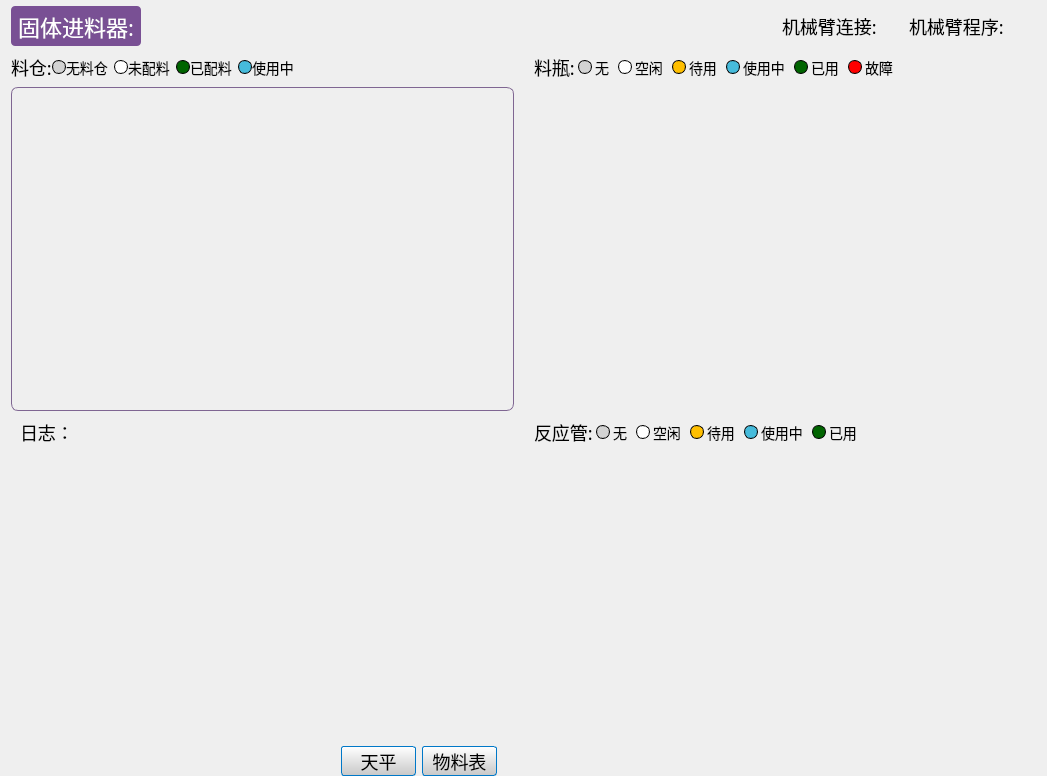
The window that materialFeeder/MaterialStore.ui (shukcs/HS_1103) describes before a commit, drawn with Qt 5.
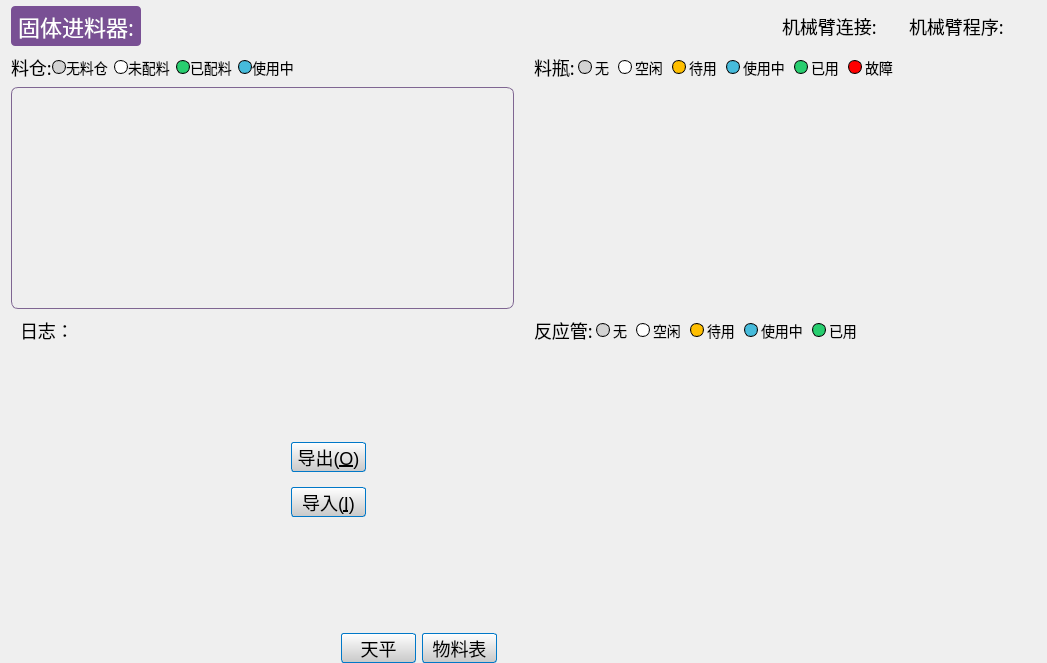
The same window after the commit. The open tabs and pages were chosen to show the change. Icons and pictures are not drawn. Custom widgets are drawn as their Qt base class.

Commit message: 1.修改编程界面 2.日志倒入导出 3.进料恢复功能 4.运行程序界面

The edit to the form file:
```diff
--- a/materialFeeder/MaterialStore.ui
+++ b/materialFeeder/MaterialStore.ui
@@ -7,7 +7,7 @@
     <x>0</x>
     <y>0</y>
     <width>1047</width>
-    <height>776</height>
+    <height>663</height>
    </rect>
   </property>
   <property name="minimumSize">
@@ -113,7 +113,7 @@
 QLabel#lb_ok, #lb_used2, #lb_used3 {
     border: 1px  solid black;
 	border-radius: 7px; 
-    background-color: darkgreen; 
+    background-color: #28ce6f; 
 	padding: 1px;
 }
 QLabel#lb_wait2, #lb_wait3 {
@@ -1483,19 +1483,87 @@
         </layout>
        </item>
        <item>
-        <layout class="QVBoxLayout" name="verticalLayout_7">
+        <layout class="QVBoxLayout" name="verticalLayout_7" stretch="1,0">
          <item>
-          <spacer name="verticalSpacer_3">
-           <property name="orientation">
-            <enum>Qt::Vertical</enum>
-           </property>
-           <property name="sizeHint" stdset="0">
-            <size>
-             <width>0</width>
-             <height>0</height>
-            </size>
-           </property>
-          </spacer>
+          <widget class="QWidget" name="widget" native="true">
+           <layout class="QHBoxLayout" name="horizontalLayout_11">
+            <property name="topMargin">
+             <number>24</number>
+            </property>
+            <item>
+             <layout class="QVBoxLayout" name="verticalLayout_8">
+              <property name="spacing">
+               <number>15</number>
+              </property>
+              <item>
+               <spacer name="verticalSpacer_7">
+                <property name="orientation">
+                 <enum>Qt::Vertical</enum>
+                </property>
+                <property name="sizeHint" stdset="0">
+                 <size>
+                  <width>0</width>
+                  <height>0</height>
+                 </size>
+                </property>
+               </spacer>
+              </item>
+              <item>
+               <widget class="QPushButton" name="btn_export">
+                <property name="minimumSize">
+                 <size>
+                  <width>75</width>
+                  <height>30</height>
+                 </size>
+                </property>
+                <property name="text">
+                 <string>导出(&amp;O)</string>
+                </property>
+               </widget>
+              </item>
+              <item>
+               <widget class="QPushButton" name="btn_import">
+                <property name="minimumSize">
+                 <size>
+                  <width>75</width>
+                  <height>30</height>
+                 </size>
+                </property>
+                <property name="text">
+                 <string>导入(&amp;I)</string>
+                </property>
+               </widget>
+              </item>
+              <item>
+               <spacer name="verticalSpacer_3">
+                <property name="orientation">
+                 <enum>Qt::Vertical</enum>
+                </property>
+                <property name="sizeHint" stdset="0">
+                 <size>
+                  <width>0</width>
+                  <height>0</height>
+                 </size>
+                </property>
+               </spacer>
+              </item>
+             </layout>
+            </item>
+            <item>
+             <spacer name="horizontalSpacer_22">
+              <property name="orientation">
+               <enum>Qt::Horizontal</enum>
+              </property>
+              <property name="sizeHint" stdset="0">
+               <size>
+                <width>117</width>
+                <height>20</height>
+               </size>
+              </property>
+             </spacer>
+            </item>
+           </layout>
+          </widget>
          </item>
          <item>
           <layout class="QHBoxLayout" name="horizontalLayout_9">
```
Left out of the diff: 498 changed lines with no effect on the pictures. The commit also changes 30 other files.
